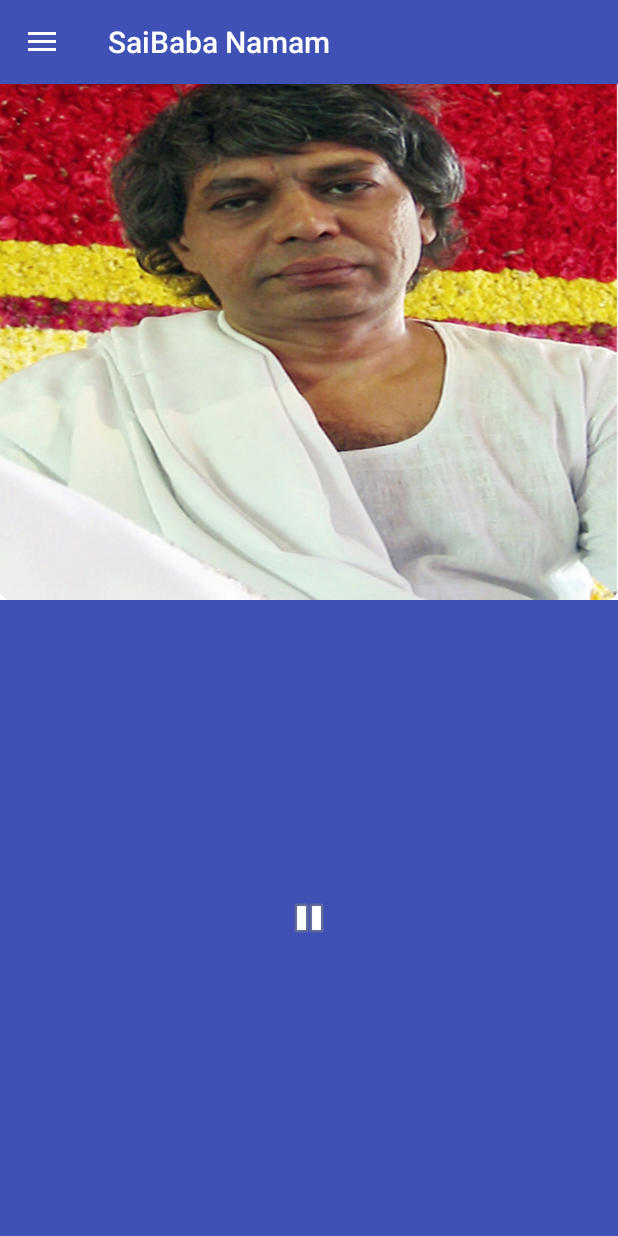
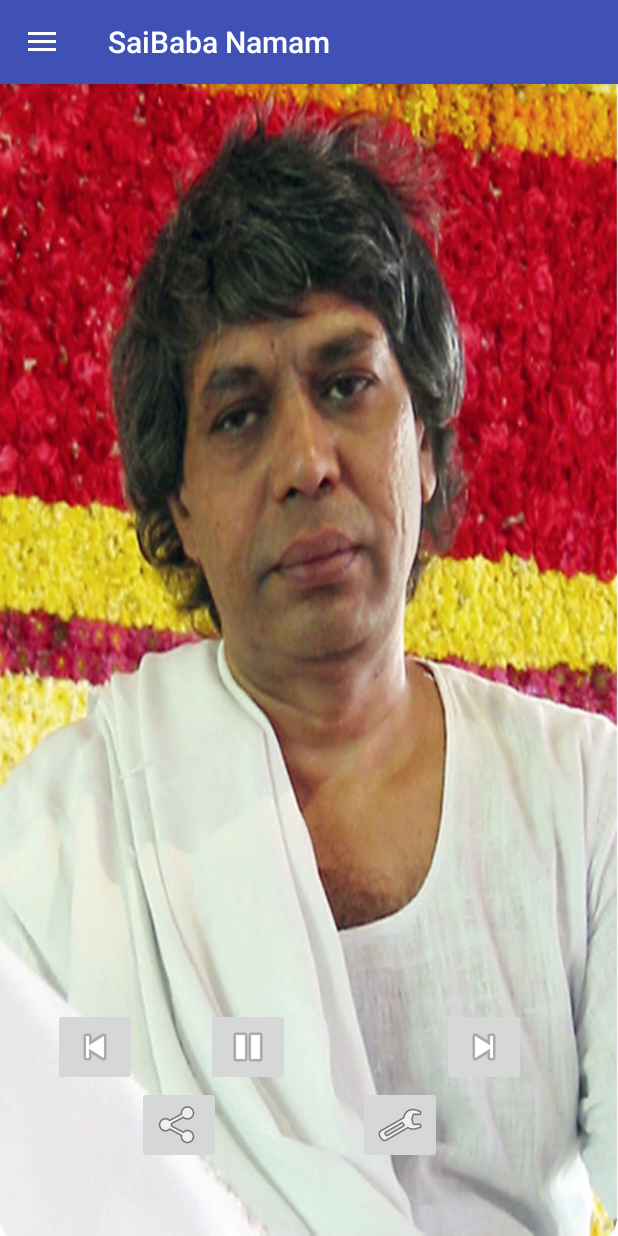
Before and after one commit to bodamithun/Sainamam, an Android app: the screen it shows after launch (MainActivity), in the side drawer, after a tap on "Sai tune2", on a phone screen of 412 x 824 dp. Run offline under Robolectric (Android 15) with nearby library versions, the phone set to English and light mode, and no system bars.

Commit message:
Updated the UI with many buttons

```diff
--- a/app/src/main/java/com/saibaba/myapplication/MainActivity.java
+++ b/app/src/main/java/com/saibaba/myapplication/MainActivity.java
@@ -18,6 +18,7 @@ import android.widget.Toast;
 
 import java.io.IOException;
 import java.util.Arrays;
+import java.util.Random;
 
 
 public class MainActivity extends AppCompatActivity
@@ -30,6 +31,8 @@ public class MainActivity extends AppCompatActivity
     int selectedImageIndex;
     String arr[];
     int imageArray[];
+    boolean isLoopingSet;
+    boolean isRamdomSelected;
 
 
     @Override
@@ -39,8 +42,8 @@ public class MainActivity extends AppCompatActivity
         Toolbar toolbar = (Toolbar) findViewById(R.id.toolbar);
         setSupportActionBar(toolbar);
 
-        arr = new String[] {"babanamam1", "babanamam2", "babanamam3", "babanamam4", "babanamam5"};
-        imageArray = new int[] {R.drawable.saibaba, R.drawable.saibaba1, R.drawable.saitune3, R.drawable.saibaba4, R.drawable.saibaba5};
+        arr = new String[]{"babanamam1", "babanamam2", "babanamam3", "babanamam4", "babanamam5"};
+        imageArray = new int[]{R.drawable.saibaba, R.drawable.saibaba1, R.drawable.saitune3, R.drawable.saibaba4, R.drawable.saibaba5};
 
         DrawerLayout drawer = (DrawerLayout) findViewById(R.id.drawer_layout);
         ActionBarDrawerToggle toggle = new ActionBarDrawerToggle(
@@ -48,29 +51,24 @@ public class MainActivity extends AppCompatActivity
 
         drawer.addDrawerListener(toggle);
         toggle.syncState();
-        if(selectedMediaFile!= null && selectedMediaFile != "")
-        {
+        if (selectedMediaFile != null && selectedMediaFile != "") {
             mediaPlayer = MediaPlayer.create(getApplicationContext(), getResources().getIdentifier(selectedMediaFile, "raw", getPackageName()));
-        }
-        else
-        {
+        } else {
             mediaPlayer = MediaPlayer.create(getApplicationContext(), R.raw.babanamam2);
             selectedMediaFile = "babanamam1";
             selectedIndex = 0;
         }
 
-        if(selectedMediaFile != null) {
+        if (selectedMediaFile != null) {
             getSupportActionBar().setTitle("SaiBaba Namam");
         }
-        ImageButton button =(ImageButton) findViewById(R.id.btnFindMe);
+        ImageButton button = (ImageButton) findViewById(R.id.btnFindMe);
 
-        if(mediaPlayer.isPlaying()) {
+        if (mediaPlayer.isPlaying()) {
             //button.setImageResource(R.drawable.pause);
             button.setImageResource(android.R.drawable.ic_media_pause);
 
-        }
-        else
-        {
+        } else {
             //button.setImageResource(R.drawable.play1);
             button.setImageResource(android.R.drawable.ic_media_play);
         }
@@ -83,7 +81,7 @@ public class MainActivity extends AppCompatActivity
 
     public void checkFirstRun(DrawerLayout drawer) {
         boolean isFirstRun = getSharedPreferences("PREFERENCE", MODE_PRIVATE).getBoolean("isFirstRun", true);
-        if (isFirstRun){
+        if (isFirstRun) {
             // Place your dialog code here to display the dialog
 
             drawer.openDrawer(GravityCompat.START);
@@ -127,44 +125,72 @@ public class MainActivity extends AppCompatActivity
         return super.onOptionsItemSelected(item);
     }
 
-    public void PlayButtonClicked(View view)
-    {
-        ImageButton button =(ImageButton) findViewById(R.id.btnFindMe);
-        if(mediaPlayer.isPlaying())
-        {
-            mediaPlayer.pause();
-            //button.setImageResource(R.drawable.play1);
-            button.setImageResource(android.R.drawable.ic_media_play);
+    public void NextButtonClicked(View view) {
+        if (++selectedIndex >= arr.length) {
+            selectedIndex = 0;
+        }
+        selectedMediaFile = arr[selectedIndex];
+        //uncomment this line once all the images are correct
+        //selectedImageFile = imageArray[++selectedImageIndex];
+        selectedImageFile = imageArray[0];
+        if (mediaPlayer.isPlaying()) {
+            mediaPlayer.stop();
+            playAudio(selectedMediaFile, selectedImageFile, false);
+            initMediaPlayer();
+        }
+    }
 
+    public void PreviousButtonClicked(View view) {
+        if (--selectedIndex == -1) {
+            selectedIndex = arr.length - 1;
         }
-        else
-        {
-            mediaPlayer.start();
-            //mediaPlayer.setLooping(true);
-            //button.setImageResource(R.drawable.pause);
-            button.setImageResource(android.R.drawable.ic_media_pause);
+        selectedMediaFile = arr[selectedIndex];
+        //uncomment this line once all the images are correct
+        // selectedImageFile = imageArray[--selectedImageIndex];
+        if (mediaPlayer.isPlaying()) {
+            selectedImageFile = imageArray[0];
+            mediaPlayer.stop();
+            playAudio(selectedMediaFile, selectedImageFile, false);
+        }
+    }
+
+    public void ShuffleButtonClicked(View view) {
+        isRamdomSelected = !isRamdomSelected;
+    }
+
+    public void RepeatButtonClicked(View view) {
+        if (mediaPlayer.isLooping()) {
+            mediaPlayer.setLooping(false);
+            isLoopingSet = false;
+        } else {
+            mediaPlayer.setLooping(true);
+            isLoopingSet = true;
         }
     }
 
 
+    public void PlayButtonClicked(View view) {
+        ImageButton button = (ImageButton) findViewById(R.id.btnFindMe);
+        //need to set the correct image once all the images are working
+
+        if (mediaPlayer.isPlaying()) {
+            mediaPlayer.pause();
+            button.setImageResource(android.R.drawable.ic_media_play);
+            playAudio(arr[selectedIndex], imageArray[0], true);
+
+        } else {
+            button.setImageResource(android.R.drawable.ic_media_pause);
+            playAudio(arr[selectedIndex], imageArray[0], false);
+        }
+    }
+
 
     private void initMediaPlayer() {
-        ImageButton button =(ImageButton) findViewById(R.id.btnFindMe);
+        ImageButton button = (ImageButton) findViewById(R.id.btnFindMe);
         try {
-            if(mediaPlayer.isPlaying()) {
+            button.setImageResource(android.R.drawable.ic_media_pause);
 
-                //mediaPlayer.setLooping(true);
-                //button.setImageResource(R.drawable.pause);
-                button.setImageResource(android.R.drawable.ic_media_pause);
-            }
-            else
-            {
-                //button.setImageResource(R.drawable.play1);
-                button.setImageResource(android.R.drawable.ic_media_play);
-
-            }
-        }
-        catch (Exception e) {
+        } catch (Exception e) {
         }
     }
 
@@ -188,33 +214,51 @@ public class MainActivity extends AppCompatActivity
         } else if (id == R.id.babanamam2) {
             selectedMediaFile = "babanamam2";
             selectedImageFile = R.drawable.saibaba1;
-        }
-        else if (id == R.id.babanamam3) {
+        } else if (id == R.id.babanamam3) {
             selectedMediaFile = "babanamam3";
             selectedImageFile = R.drawable.saitune3;
-        }
-        else if (id == R.id.babanamam4) {
+        } else if (id == R.id.babanamam4) {
             selectedMediaFile = "babanamam4";
             selectedImageFile = R.drawable.saibaba;
-        }
-        else if (id == R.id.babanamam5) {
+        } else if (id == R.id.babanamam5) {
             selectedMediaFile = "babanamam5";
             selectedImageFile = R.drawable.saibaba1;
         }
         selectedIndex = Arrays.asList(arr).indexOf(selectedMediaFile);
         DrawerLayout drawer = (DrawerLayout) findViewById(R.id.drawer_layout);
         drawer.closeDrawer(GravityCompat.START);
-        playAudio(selectedMediaFile, selectedImageFile);
+        mediaPlayer.stop();
+        playAudio(selectedMediaFile, selectedImageFile, false);
         //selectedImageIndex = 0;
+
         initMediaPlayer();
 
         return true;
     }
 
+    private void SetSelectedIndexOnShuffleSelected()
+    {
+        Random rnd = new Random();
+        int randIndex = rnd.nextInt(arr.length);
+        if (randIndex == selectedIndex) {
+            if (randIndex == arr.length) {
+                randIndex--;
+            }
+            if (randIndex == 0) {
+                randIndex++;
+            }
 
-    public void playAudio(String mediafile, int selectedImageFile)
-    {
-        mediaPlayer.stop();
+        }
+        selectedIndex = randIndex;
+    }
+
+    public void playAudio(String mediafile, int selectedImageFile, boolean isPauseClicked) {
+        if (isPauseClicked) {
+            mediaPlayer.pause();
+        } else {
+            if (selectedImageIndex >= 2) {
+                selectedImageIndex = 0;
+            }
             ImageView qImageView = (ImageView) findViewById(R.id.imageView1);
             qImageView.setImageResource(selectedImageFile);
             mediaPlayer = MediaPlayer.create(getApplicationContext(), getResources().getIdentifier(mediafile, "raw", getPackageName()));
@@ -223,28 +267,32 @@ public class MainActivity extends AppCompatActivity
                     @Override
                     public void onCompletion(MediaPlayer mp) {
                         mediaPlayer.stop();
+                        if (isRamdomSelected) {
+                            SetSelectedIndexOnShuffleSelected();
+                        } else {
 
-                    if(selectedIndex < arr.length)
-                    {
+                            if (selectedIndex < arr.length) {
                                 selectedIndex++;
                                 selectedImageIndex++;
                             }
-                    if(selectedIndex == arr.length)
-                    {
+                            if (selectedIndex == arr.length) {
                                 selectedIndex = 0;
                             }
-                    if(selectedImageIndex == 2)
-                    {
+                        }
+                        if (selectedImageIndex == 2) {
                             selectedImageIndex = 0;
                         }
+
                         selectedMediaFile = arr[selectedIndex];
-                    playAudio(selectedMediaFile, imageArray[selectedImageIndex]);
+                        playAudio(selectedMediaFile, imageArray[selectedImageIndex], false);
                     }
                 });
                 mediaPlayer.start();
-        }
-        catch (Exception e) {
+                mediaPlayer.setLooping(isLoopingSet);
+
+            } catch (Exception e) {
                 Log.i("media", e.getMessage());
             }
         }
     }
+}
--- a/app/src/main/res/layout/content_main.xml
+++ b/app/src/main/res/layout/content_main.xml
@@ -1,26 +1,87 @@
 <?xml version="1.0" encoding="utf-8"?>
 <RelativeLayout xmlns:android="http://schemas.android.com/apk/res/android"
+    xmlns:app="http://schemas.android.com/apk/res-auto"
     android:id="@+id/mainLayout"
     android:layout_width="match_parent"
     android:layout_height="match_parent"
     android:orientation="vertical">
 
+    <!--<ImageView-->
+        <!--android:id="@+id/imageView1"-->
+        <!--android:layout_width="match_parent"-->
+        <!--android:layout_height="400dp"-->
+        <!--android:layout_gravity="center_horizontal"-->
+        <!--android:adjustViewBounds="true"-->
+        <!--android:minHeight="40dp"-->
+        <!--android:scaleType="fitXY"-->
+        <!--android:src="@drawable/saibaba1" />-->
+
+    <!--<ImageButton-->
+        <!--android:id="@+id/btnFindMe"-->
+        <!--android:layout_width="match_parent"-->
+        <!--android:layout_height="match_parent"-->
+        <!--android:layout_below="@id/imageView1"-->
+        <!--android:layout_gravity="center"-->
+        <!--android:background="@color/colorPrimary"-->
+    <!--android:onClick="PlayButtonClicked" />-->
     <ImageView
         android:id="@+id/imageView1"
-        android:layout_width="match_parent"
-        android:layout_height="400dp"
-        android:layout_gravity="center_horizontal"
+        android:layout_width="wrap_content"
+        android:layout_height="wrap_content"
+        app:srcCompat="@drawable/saibaba"
         android:adjustViewBounds="true"
-        android:minHeight="40dp"
         android:scaleType="fitXY"
-        android:src="@drawable/saibaba1" />
+        android:layout_alignParentTop="true"
+        android:layout_alignParentStart="true"
+        android:layout_alignParentBottom="true"
+        android:layout_alignParentEnd="true" />
+
+    <ImageButton
+        android:id="@+id/imageButton1"
+        android:layout_width="wrap_content"
+        android:layout_height="wrap_content"
+        android:layout_marginBottom="100dp"
+        android:layout_marginStart="35dp"
+        app:srcCompat="@android:drawable/ic_media_previous"
+        android:layout_alignParentBottom="true"
+        android:layout_alignParentStart="true"
+        android:onClick="PreviousButtonClicked" />/>
 
     <ImageButton
         android:id="@+id/btnFindMe"
-        android:layout_width="match_parent"
-        android:layout_height="match_parent"
-        android:layout_below="@id/imageView1"
-        android:layout_gravity="center"
-        android:background="@color/colorPrimary"
-    android:onClick="PlayButtonClicked" />
+        android:layout_width="wrap_content"
+        android:layout_height="wrap_content"
+        android:layout_alignBottom="@+id/imageButton1"
+        android:layout_marginStart="46dp"
+        android:layout_toEndOf="@+id/imageButton1"
+        app:srcCompat="@android:drawable/ic_media_play"
+        android:onClick="PlayButtonClicked" />
+
+    <ImageButton
+        android:id="@+id/imageButton3"
+        android:layout_width="wrap_content"
+        android:layout_height="wrap_content"
+        android:layout_alignBottom="@+id/btnFindMe"
+        android:layout_alignParentEnd="true"
+        android:layout_marginEnd="61dp"
+        app:srcCompat="@android:drawable/ic_media_next"
+        android:onClick="NextButtonClicked" />
+
+    <ImageButton
+        android:id="@+id/imageButton4"
+        android:layout_width="wrap_content"
+        android:layout_height="wrap_content"
+        app:srcCompat="@drawable/ic_menu_share"
+        android:layout_below="@+id/btnFindMe"
+        android:layout_toEndOf="@+id/imageButton1"
+        android:onClick="RepeatButtonClicked"/>
+
+    <ImageButton
+        android:id="@+id/imageButton5"
+        android:layout_width="wrap_content"
+        android:layout_height="wrap_content"
+        android:layout_alignBottom="@+id/imageButton4"
+        android:layout_toStartOf="@+id/imageButton3"
+        app:srcCompat="@android:drawable/ic_menu_manage"
+        android:onClick="ShuffleButtonClicked"/>
 </RelativeLayout>
```
Lines whose indentation alone changed are shown as unchanged.
